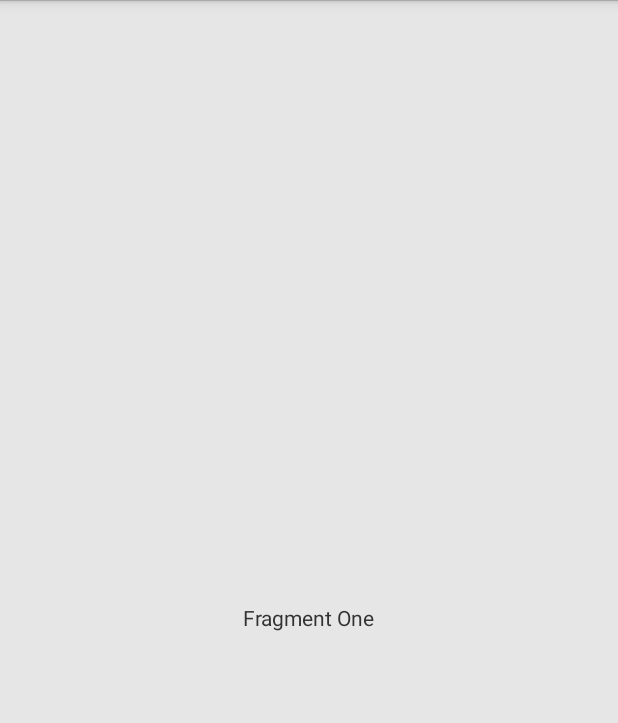
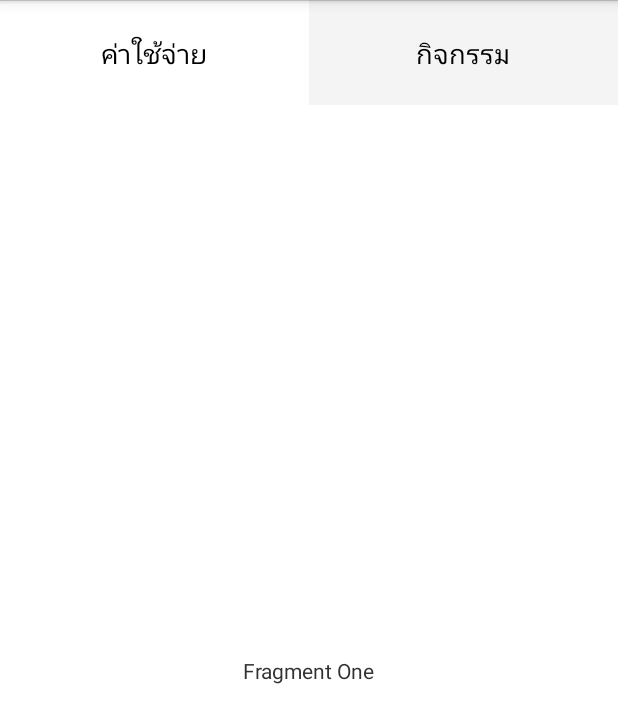
Before and after one commit to farmstyle1/plan-me, an Android app: the AddWorkActivity screen opened directly, with no data from a screen before it, on a phone screen of 412 x 824 dp. Shown: the top 723 px of the screen. Run offline under Robolectric (Android 15) with nearby library versions, the phone set to English and light mode, and no system bars.

Commit message:
fragment page add work

```diff
--- a/app/build.gradle
+++ b/app/build.gradle
@@ -23,5 +23,6 @@ dependencies {
     compile fileTree(dir: 'libs', include: ['*.jar'])
     testCompile 'junit:junit:4.12'
     compile 'com.android.support:appcompat-v7:23.1.0'
+    compile 'com.android.support:support-v4:23.0.0'
 
 }
--- a/app/src/main/java/com/pinbook/planme/AddWorkActivity.java
+++ b/app/src/main/java/com/pinbook/planme/AddWorkActivity.java
@@ -1,26 +1,79 @@
 package com.pinbook.planme;
 
+import android.graphics.Color;
 import android.support.v4.app.FragmentActivity;
+import android.support.v4.app.FragmentTransaction;
 import android.support.v4.view.ViewPager;
 import android.os.Bundle;
+import android.util.Log;
 import android.view.Menu;
 import android.view.MenuItem;
-
+import android.view.View;
+import android.widget.Button;
 import com.pinbook.planme.Adapter.AddWorkAdapter;
+import com.pinbook.planme.Fragment.FragmentExpenses;
+import com.pinbook.planme.Fragment.FragmentWorks;
 
 public class AddWorkActivity extends FragmentActivity {
 
     ViewPager viewPager;
+    Button btnExpenses;
+    Button btnWorks;
+    final int[] colors = {
+            Color.rgb(255, 255, 255), // #F64747
+            Color.rgb(244, 244, 244)
+    }; // #9A12B3
+
 
     @Override
     protected void onCreate(Bundle savedInstanceState) {
         super.onCreate(savedInstanceState);
         setContentView(R.layout.activity_add_work);
 
-        AddWorkAdapter addWorkAdapter = new AddWorkAdapter(getSupportFragmentManager());
-        viewPager = (ViewPager)findViewById(R.id.addWorkPage);
-        viewPager.setAdapter(addWorkAdapter);
+        firstRun();
+
+        btnExpenses.setOnClickListener(new View.OnClickListener() {
+            @Override
+            public void onClick(View v) {
+                btnWorks.setBackgroundColor(colors[1]);
+                btnExpenses.setBackgroundColor(colors[0]);
+                FragmentExpenses fragmentExpenses = new FragmentExpenses();
+                FragmentTransaction transaction = getSupportFragmentManager().beginTransaction();
+                transaction.replace(R.id.layoutFragment, fragmentExpenses);
+                transaction.commit();
+
+
+            }
+        });
+
+        btnWorks.setOnClickListener(new View.OnClickListener() {
+            @Override
+            public void onClick(View v) {
+                btnExpenses.setBackgroundColor(colors[1]);
+                btnWorks.setBackgroundColor(colors[0]);
+                FragmentWorks fragmentWorks = new FragmentWorks();
+                FragmentTransaction transaction = getSupportFragmentManager().beginTransaction();
+                transaction.replace(R.id.layoutFragment, fragmentWorks);
+                transaction.commit();
+            }
+        });
+
+
     }
+
+    private void firstRun(){
+
+        btnExpenses = (Button) findViewById(R.id.btnExpenses);
+        btnWorks = (Button) findViewById(R.id.btnWorks);
+        btnWorks.setBackgroundColor(colors[1]);
+
+        FragmentExpenses fragmentExpenses = new FragmentExpenses();
+        FragmentTransaction transaction = getSupportFragmentManager().beginTransaction();
+        transaction.replace(R.id.layoutFragment, fragmentExpenses);
+        transaction.commit();
+
+    }
+
 
     @Override
     public boolean onCreateOptionsMenu(Menu menu) {
--- a/app/src/main/res/layout/activity_add_work.xml
+++ b/app/src/main/res/layout/activity_add_work.xml
@@ -5,10 +5,35 @@
     android:background="#f2f2f2"
     tools:context="${relativePackage}.${activityClass}" >
 
-    <android.support.v4.view.ViewPager
-        android:id="@+id/addWorkPage"
-        android:layout_width="match_parent"
-        android:layout_height="match_parent"
-        android:background="#ffffff" />
+    <LinearLayout
+        android:id="@+id/layoutBtn"
+        android:layout_width="fill_parent"
+        android:layout_height="70dp">
+        <Button
+            android:id="@+id/btnExpenses"
+            android:layout_width="0dp"
+            android:layout_height="fill_parent"
+            android:text="ค่าใช้จ่าย"
+            android:background="@color/white"
+            android:layout_weight="1"/>
+        <Button
+            android:id="@+id/btnWorks"
+            android:layout_width="0dp"
+            android:layout_height="fill_parent"
+            android:text="กิจกรรม"
+            android:background="@color/white"
+            android:layout_weight="1"/>
+
+    </LinearLayout>
+    <RelativeLayout
+        android:id="@+id/layoutFragment"
+        android:layout_below="@+id/layoutBtn"
+        android:layout_width="fill_parent"
+        android:layout_height="fill_parent"
+        android:background="@color/white">
+
+
+    </RelativeLayout>
+
 
 </RelativeLayout>
--- a/app/src/main/res/layout/fragment_expense.xml
+++ b/app/src/main/res/layout/fragment_expense.xml
@@ -2,7 +2,7 @@
 <RelativeLayout xmlns:android="http://schemas.android.com/apk/res/android"
     android:layout_width="match_parent"
     android:layout_height="match_parent"
-    android:background="#e6e6e6" >
+    android:background="#fff" >
 
     <TextView
         android:layout_width="wrap_content"
--- a/app/src/main/res/layout/fragment_work.xml
+++ b/app/src/main/res/layout/fragment_work.xml
@@ -2,7 +2,7 @@
 <RelativeLayout xmlns:android="http://schemas.android.com/apk/res/android"
     android:layout_width="match_parent"
     android:layout_height="match_parent"
-    android:background="#e6e6e6" >
+    android:background="#fff" >
 
     <TextView
         android:layout_width="wrap_content"
--- a/app/src/main/res/values/colors.xml
+++ b/app/src/main/res/values/colors.xml
@@ -3,4 +3,6 @@
     <color name="colorPrimary">#3F51B5</color>
     <color name="colorPrimaryDark">#303F9F</color>
     <color name="colorAccent">#FF4081</color>
+    <color name="white">#FFF</color>
+    <color name="black">#000</color>
 </resources>
```
Also changed, not shown: 18 other files.
